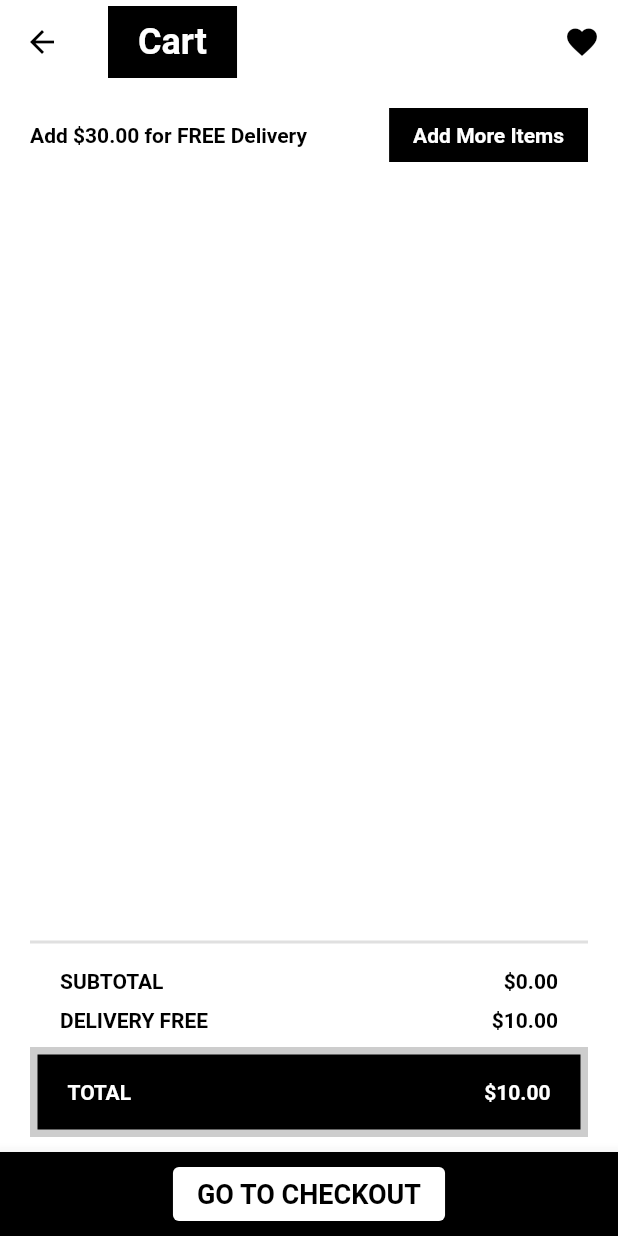
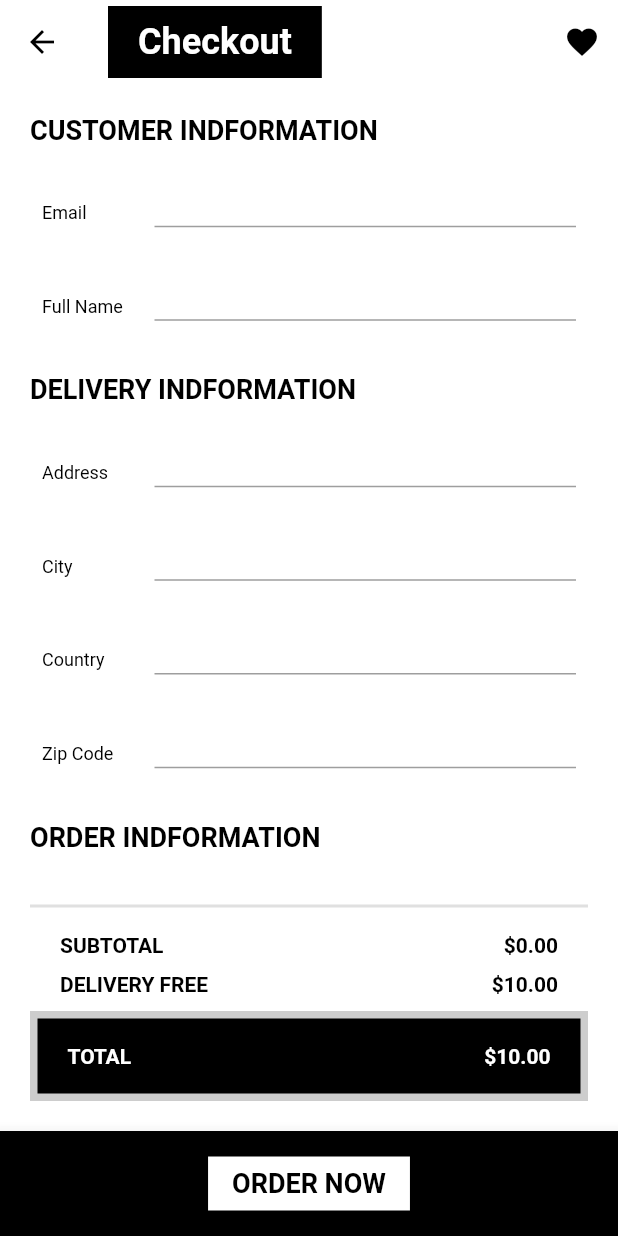
Before and after one commit to Fuadafdhal/flutter_ecommers, a Flutter app: the WishlistScreen screen opened by its route, item 2 of the bottom bar chosen, after a tap on "GO TO CHECKOUT", on a phone screen of 412 x 824 dp. Run offline on Flutter 3.47's test engine with Material 2 defaults, Android fonts, the phone set to English and light mode, and no system bars; our stand-ins replace bloc, carousel_slider, cloud_firestore, equatable, firebase_core, flutter_bloc; accounts and stored records are empty; network calls fail; Roboto replaces fonts that are missing (Avenir).

Commit message:
Make Checkout Screen UI with TextFormField and TextEditingController

```diff
--- a/lib/config/app_router.dart
+++ b/lib/config/app_router.dart
@@ -27,6 +27,9 @@ class AppRouter {
       case WishlistScreen.routeName:
         return WishlistScreen.route();
 
+      case CheckoutScreen.routeName:
+        return CheckoutScreen.route();
+
       default:
         return _errorRoute();
     }
--- a/lib/main.dart
+++ b/lib/main.dart
@@ -14,7 +14,6 @@ import 'config/theme.dart';
 Future<void> main() async {
   WidgetsFlutterBinding.ensureInitialized();
   await Firebase.initializeApp();
-
   runApp(const MyApp());
 }
 
@@ -40,7 +39,7 @@ class MyApp extends StatelessWidget {
         title: 'Zero To Unicorn',
         theme: theme(),
         onGenerateRoute: AppRouter.onGenerateRoute,
-        initialRoute: SplashScreen.routeName,
+        initialRoute: CheckoutScreen.routeName,
       ),
     );
   }
--- a/lib/screens/cart/cart_screen.dart
+++ b/lib/screens/cart/cart_screen.dart
@@ -18,25 +18,7 @@ class CartScreen extends StatelessWidget {
   Widget build(BuildContext context) {
     return Scaffold(
       appBar: CustomAppBar(title: 'Cart'),
-      bottomNavigationBar: BottomAppBar(
-        color: Colors.black,
-        child: Container(
-          height: 56,
-          child: Row(
-            mainAxisAlignment: MainAxisAlignment.spaceEvenly,
-            children: [
-              ElevatedButton(
-                style: ElevatedButton.styleFrom(primary: Colors.white),
-                onPressed: () {},
-                child: Text(
-                  'GO TO CHECKOUT',
-                  style: Theme.of(context).textTheme.headline3,
-                ),
-              )
-            ],
-          ),
-        ),
-      ),
+      bottomNavigationBar: CustomNavBar(screen: routeName),
       body: BlocBuilder<CartBloc, CartState>(
         builder: (context, state) {
           if (state is CartLoading) {
@@ -79,7 +61,7 @@ class CartScreen extends StatelessWidget {
                       ),
                       SizedBox(height: 10),
                       SizedBox(
-                        height: 390,
+                        height: 370,
                         child: ListView.builder(
                           itemCount: state.cart
                               .productQuntity(state.cart.products)
--- a/lib/screens/catalog/catalog_screen.dart
+++ b/lib/screens/catalog/catalog_screen.dart
@@ -26,7 +26,7 @@ class CatalogScreen extends StatelessWidget {
 
     return Scaffold(
       appBar: CustomAppBar(title: category.name),
-      bottomNavigationBar: CustomNavBar(),
+      bottomNavigationBar: CustomNavBar(screen: routeName),
       body: GridView.builder(
         padding: const EdgeInsets.symmetric(
           horizontal: 8,
--- /dev/null
+++ b/lib/screens/checkout/checkout_screen.dart
@@ -0,0 +1,91 @@
+import 'package:flutter/material.dart';
+
+import '/widgets/widgets.dart';
+
+class CheckoutScreen extends StatelessWidget {
+  static const String routeName = '/checkout';
+
+  static Route route() {
+    return MaterialPageRoute(
+      settings: RouteSettings(name: routeName),
+      builder: (context) => CheckoutScreen(),
+    );
+  }
+
+  const CheckoutScreen({Key? key}) : super(key: key);
+
+  @override
+  Widget build(BuildContext context) {
+    final TextEditingController emailControler = TextEditingController();
+    final TextEditingController nameControler = TextEditingController();
+    final TextEditingController addressControler = TextEditingController();
+    final TextEditingController cityControler = TextEditingController();
+    final TextEditingController countryControler = TextEditingController();
+    final TextEditingController zipCodeControler = TextEditingController();
+    return Scaffold(
+      appBar: CustomAppBar(title: 'Checkout'),
+      bottomNavigationBar: const CustomNavBar(screen: routeName),
+      body: Padding(
+        padding: const EdgeInsets.all(20),
+        child: Column(
+          mainAxisAlignment: MainAxisAlignment.spaceBetween,
+          crossAxisAlignment: CrossAxisAlignment.start,
+          children: [
+            Text(
+              'CUSTOMER INDFORMATION',
+              style: Theme.of(context).textTheme.headline3,
+            ),
+            _buildTextFormField(context, emailControler, 'Email'),
+            _buildTextFormField(context, nameControler, 'Full Name'),
+            Text(
+              'DELIVERY INDFORMATION',
+              style: Theme.of(context).textTheme.headline3,
+            ),
+            _buildTextFormField(context, addressControler, 'Address'),
+            _buildTextFormField(context, cityControler, 'City'),
+            _buildTextFormField(context, countryControler, 'Country'),
+            _buildTextFormField(context, zipCodeControler, 'Zip Code'),
+            Text(
+              'ORDER INDFORMATION',
+              style: Theme.of(context).textTheme.headline3,
+            ),
+            OrderSummary(),
+          ],
+        ),
+      ),
+    );
+  }
+
+  Padding _buildTextFormField(
+    BuildContext context,
+    TextEditingController controller,
+    String labelText,
+  ) {
+    return Padding(
+      padding: const EdgeInsets.all(8.0),
+      child: Row(
+        children: [
+          SizedBox(
+            width: 75,
+            child: Text(
+              labelText,
+              style: Theme.of(context).textTheme.bodyText1,
+            ),
+          ),
+          Expanded(
+            child: TextFormField(
+              controller: controller,
+              decoration: InputDecoration(
+                isDense: true,
+                contentPadding: const EdgeInsets.only(left: 4),
+                focusedBorder: UnderlineInputBorder(
+                  borderSide: BorderSide(color: Colors.black),
+                ),
+              ),
+            ),
+          )
+        ],
+      ),
+    );
+  }
+}
--- a/lib/screens/home/home_screen.dart
+++ b/lib/screens/home/home_screen.dart
@@ -21,7 +21,7 @@ class HomeScreen extends StatelessWidget {
   Widget build(BuildContext context) {
     return Scaffold(
       appBar: const CustomAppBar(title: 'Zero To Unicorn'),
-      bottomNavigationBar: const CustomNavBar(),
+      bottomNavigationBar: const CustomNavBar(screen: routeName),
       body: SingleChildScrollView(
         child: Column(
           children: [
--- a/lib/screens/product/product_screen.dart
+++ b/lib/screens/product/product_screen.dart
@@ -1,8 +1,5 @@
 import 'package:carousel_slider/carousel_slider.dart';
 import 'package:flutter/material.dart';
-import 'package:flutter_bloc/flutter_bloc.dart';
-import 'package:flutter_ecommerce/blocs/wishlist/wishlist_bloc.dart';
-import '../../blocs/cart/cart_bloc.dart';
 import '../../models/models.dart';
 import '../../widgets/widgets.dart';
 
@@ -23,59 +20,7 @@ class ProductScreen extends StatelessWidget {
   Widget build(BuildContext context) {
     return Scaffold(
       appBar: CustomAppBar(title: product.name),
-      bottomNavigationBar: BottomAppBar(
-        color: Colors.black,
-        child: Container(
-          height: 56,
-          child: Row(
-            mainAxisAlignment: MainAxisAlignment.spaceEvenly,
-            children: [
-              IconButton(
-                onPressed: () {},
-                icon: Icon(
-                  Icons.share,
-                  color: Colors.white,
-                ),
-              ),
-              BlocBuilder<WishlistBloc, WishlistState>(
-                builder: (context, state) {
-                  return IconButton(
-                    onPressed: () {
-                      context
-                          .read<WishlistBloc>()
-                          .add(AddProductToWishlist(product));
-
-                      final snackBar = SnackBar(
-                        content: Text('Added to your Wishlist!'),
-                      );
-                      ScaffoldMessenger.of(context).showSnackBar(snackBar);
-                    },
-                    icon: Icon(
-                      Icons.favorite,
-                      color: Colors.white,
-                    ),
-                  );
-                },
-              ),
-              BlocBuilder<CartBloc, CartState>(
-                builder: (context, state) {
-                  return ElevatedButton(
-                    style: ElevatedButton.styleFrom(primary: Colors.white),
-                    onPressed: () {
-                      context.read<CartBloc>().add(CartProductAdded(product));
-                      Navigator.pushNamed(context, '/cart');
-                    },
-                    child: Text(
-                      'ADD TO CART',
-                      style: Theme.of(context).textTheme.headline3,
-                    ),
-                  );
-                },
-              )
-            ],
-          ),
-        ),
-      ),
+      bottomNavigationBar: CustomNavBar(screen: routeName, product: product),
       body: ListView(
         children: [
           CarouselSlider(
--- a/lib/screens/screens.dart
+++ b/lib/screens/screens.dart
@@ -4,3 +4,4 @@ export 'catalog/catalog_screen.dart';
 export 'wishlist/wishlist_screen.dart';
 export 'product/product_screen.dart';
 export 'splash/splash_screen.dart';
+export 'checkout/checkout_screen.dart';
--- a/lib/screens/wishlist/wishlist_screen.dart
+++ b/lib/screens/wishlist/wishlist_screen.dart
@@ -18,7 +18,7 @@ class WishlistScreen extends StatelessWidget {
   Widget build(BuildContext context) {
     return Scaffold(
       appBar: CustomAppBar(title: 'Wishlist'),
-      bottomNavigationBar: CustomNavBar(),
+      bottomNavigationBar: const CustomNavBar(screen: routeName),
       body: BlocBuilder<WishlistBloc, WishlistState>(
         builder: (context, state) {
           if (state is WishlistLoading) {
--- a/lib/widgets/custom_navbar.dart
+++ b/lib/widgets/custom_navbar.dart
@@ -1,49 +1,160 @@
 import 'package:flutter/material.dart';
+import 'package:flutter_bloc/flutter_bloc.dart';
+
+import '../blocs/cart/cart_bloc.dart';
+import '../blocs/wishlist/wishlist_bloc.dart';
+import '../models/models.dart';
 
 class CustomNavBar extends StatelessWidget {
+  final String screen;
+  final Product? product;
+
   const CustomNavBar({
     Key? key,
+    required this.screen,
+    this.product,
   }) : super(key: key);
 
   @override
   Widget build(BuildContext context) {
     return BottomAppBar(
       color: Colors.black,
-      child: SizedBox(
-        height: 56,
+      child: Container(
+        height: 70,
         child: Row(
           mainAxisAlignment: MainAxisAlignment.spaceEvenly,
-          children: [
-            IconButton(
-              onPressed: () {
-                Navigator.pushNamed(context, '/');
-              },
-              icon: const Icon(
-                Icons.home,
-                color: Colors.white,
-              ),
-            ),
-            IconButton(
-              onPressed: () {
-                Navigator.pushNamed(context, '/cart');
-              },
-              icon: const Icon(
-                Icons.shopping_cart,
-                color: Colors.white,
-              ),
-            ),
-            IconButton(
-              onPressed: () {
-                Navigator.pushNamed(context, '/user');
-              },
-              icon: const Icon(
-                Icons.person,
-                color: Colors.white,
-              ),
-            ),
-          ],
+          crossAxisAlignment: CrossAxisAlignment.center,
+          children: _selectNavBar(context, screen)!,
         ),
       ),
     );
   }
+
+  List<Widget>? _selectNavBar(context, screen) {
+    switch (screen) {
+      case '/':
+        return _buildNavBar(context);
+      case '/catalog':
+        return _buildNavBar(context);
+      case '/wishlist':
+        return _buildNavBar(context);
+      case '/product':
+        return _buildAddToCartNavBar(context, product);
+      case '/cart':
+        return _buildGoToCheckoutNavBar(context);
+      case '/checkout':
+        return _buildOrderNowNavBar(context);
+      default:
+        return _buildNavBar(context);
+    }
+  }
+
+  List<Widget> _buildNavBar(context) {
+    return [
+      IconButton(
+        icon: Icon(Icons.home, color: Colors.white),
+        onPressed: () {
+          Navigator.pushNamed(context, '/');
+        },
+      ),
+      IconButton(
+        icon: Icon(Icons.shopping_cart, color: Colors.white),
+        onPressed: () {
+          Navigator.pushNamed(context, '/cart');
+        },
+      ),
+      IconButton(
+        icon: Icon(Icons.person, color: Colors.white),
+        onPressed: () {
+          Navigator.pushNamed(context, '/user');
+        },
+      )
+    ];
+  }
+
+  List<Widget> _buildAddToCartNavBar(context, product) {
+    return [
+      IconButton(
+        icon: Icon(Icons.share, color: Colors.white),
+        onPressed: () {},
+      ),
+      BlocBuilder<WishlistBloc, WishlistState>(
+        builder: (context, state) {
+          if (state is WishlistLoading) {
+            return CircularProgressIndicator();
+          }
+          if (state is WishlistLoaded) {
+            return IconButton(
+              icon: Icon(Icons.favorite, color: Colors.white),
+              onPressed: () {
+                final snackBar =
+                    SnackBar(content: Text('Added to your Wishlist!'));
+                ScaffoldMessenger.of(context).showSnackBar(snackBar);
+                context.read<WishlistBloc>().add(AddProductToWishlist(product));
+              },
+            );
+          }
+          return Text('Something went wrong!');
+        },
+      ),
+      BlocBuilder<CartBloc, CartState>(
+        builder: (context, state) {
+          if (state is CartLoading) {
+            return CircularProgressIndicator();
+          }
+          if (state is CartLoaded) {
+            return ElevatedButton(
+              onPressed: () {
+                context.read<CartBloc>().add(CartProductAdded(product));
+                Navigator.pushNamed(context, '/cart');
+              },
+              style: ElevatedButton.styleFrom(
+                primary: Colors.white,
+                shape: RoundedRectangleBorder(),
+              ),
+              child: Text(
+                'ADD TO CART',
+                style: Theme.of(context).textTheme.headline3,
+              ),
+            );
+          }
+          return Text('Something went wrong!');
+        },
+      )
+    ];
+  }
+
+  List<Widget> _buildGoToCheckoutNavBar(context) {
+    return [
+      ElevatedButton(
+        onPressed: () {
+          Navigator.pushNamed(context, '/checkout');
+        },
+        style: ElevatedButton.styleFrom(
+          primary: Colors.white,
+          shape: RoundedRectangleBorder(),
+        ),
+        child: Text(
+          'GO TO CHECKOUT',
+          style: Theme.of(context).textTheme.headline3,
+        ),
+      )
+    ];
+  }
+
+  List<Widget> _buildOrderNowNavBar(context) {
+    return [
+      ElevatedButton(
+        onPressed: () {},
+        style: ElevatedButton.styleFrom(
+          primary: Colors.white,
+          shape: RoundedRectangleBorder(),
+        ),
+        child: Text(
+          'ORDER NOW',
+          style: Theme.of(context).textTheme.headline3,
+        ),
+      )
+    ];
+  }
 }
--- /dev/null
+++ b/lib/widgets/order_summary.dart
@@ -0,0 +1,103 @@
+import 'package:flutter/material.dart';
+import 'package:flutter_bloc/flutter_bloc.dart';
+
+import '../blocs/cart/cart_bloc.dart';
+
+class OrderSummary extends StatelessWidget {
+  const OrderSummary({Key? key}) : super(key: key);
+
+  @override
+  Widget build(BuildContext context) {
+    return BlocBuilder<CartBloc, CartState>(
+      builder: (context, state) {
+        if (state is CartLoading) {
+          return Center(
+            child: CircularProgressIndicator(),
+          );
+        } else if (state is CartLoaded) {
+          return Column(
+            children: [
+              Divider(thickness: 2),
+              Padding(
+                padding:
+                    const EdgeInsets.symmetric(horizontal: 20, vertical: 10),
+                child: Column(
+                  children: [
+                    Row(
+                      mainAxisAlignment: MainAxisAlignment.spaceBetween,
+                      children: [
+                        Text(
+                          'SUBTOTAL',
+                          style: Theme.of(context).textTheme.headline5!,
+                        ),
+                        Text(
+                          '\$${state.cart.subtotalString}',
+                          style: Theme.of(context).textTheme.headline5!,
+                        ),
+                      ],
+                    ),
+                    SizedBox(height: 10),
+                    Row(
+                      mainAxisAlignment: MainAxisAlignment.spaceBetween,
+                      children: [
+                        Text(
+                          'DELIVERY FREE',
+                          style: Theme.of(context).textTheme.headline5!,
+                        ),
+                        Text(
+                          '\$${state.cart.deliveryFeeString}',
+                          style: Theme.of(context).textTheme.headline5!,
+                        ),
+                      ],
+                    ),
+                  ],
+                ),
+              ),
+              Stack(
+                children: [
+                  Container(
+                    width: MediaQuery.of(context).size.width,
+                    height: 60,
+                    decoration: BoxDecoration(
+                      color: Colors.black.withAlpha(50),
+                    ),
+                  ),
+                  Container(
+                    width: MediaQuery.of(context).size.width,
+                    margin: const EdgeInsets.all(5),
+                    height: 50,
+                    padding: const EdgeInsets.symmetric(horizontal: 20),
+                    decoration: BoxDecoration(
+                      color: Colors.black,
+                    ),
+                    child: Row(
+                      mainAxisAlignment: MainAxisAlignment.spaceBetween,
+                      children: [
+                        Text(
+                          'TOTAL',
+                          style: Theme.of(context)
+                              .textTheme
+                              .headline5!
+                              .copyWith(color: Colors.white),
+                        ),
+                        Text(
+                          '\$${state.cart.totalString}',
+                          style: Theme.of(context)
+                              .textTheme
+                              .headline5!
+                              .copyWith(color: Colors.white),
+                        ),
+                      ],
+                    ),
+                  ),
+                ],
+              ),
+            ],
+          );
+        } else {
+          return Text('Something went wrong');
+        }
+      },
+    );
+  }
+}
--- a/lib/widgets/widgets.dart
+++ b/lib/widgets/widgets.dart
@@ -5,3 +5,4 @@ export 'section_title.dart';
 export 'product_card.dart';
 export 'product_carousel.dart';
 export 'cart_product_cart.dart';
+export 'order_summary.dart';
--- a/pubspec.yaml
+++ b/pubspec.yaml
@@ -18,7 +18,6 @@ dependencies:
   # flutter_bloc: ^8.0.1
   flutter_bloc: ^7.0.0
   firebase_core: ^1.20.0
-  # cloud_firestore: ^2.2.1
   cloud_firestore: ^3.4.3
 
 dev_dependencies:
```
Also changed, not shown: pubspec.lock, 1 other file.
